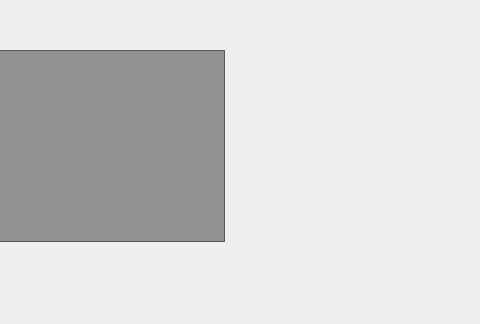
Before: the Qt Designer form waitmenu.ui in ErfanGerami/AP-Project, drawn with Qt 5; both pictures show x 166 to 646 and y 0 to 324 of the 646 by 501 pixel window.
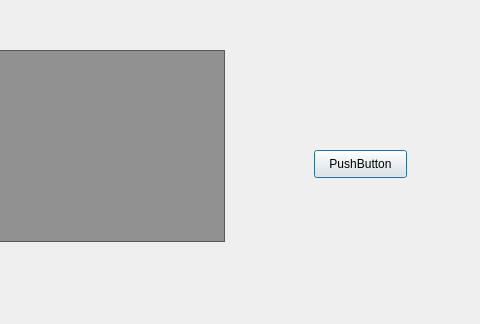
After: the same form once the commit is applied. Icons and pictures are not drawn.

Patch:
```diff
--- a/waitmenu.ui
+++ b/waitmenu.ui
@@ -70,6 +70,19 @@
     <string notr="true">background-color:rgba(0,0,0,0);</string>
    </property>
   </widget>
+  <widget class="QPushButton" name="pushButton">
+   <property name="geometry">
+    <rect>
+     <x>480</x>
+     <y>150</y>
+     <width>93</width>
+     <height>28</height>
+    </rect>
+   </property>
+   <property name="text">
+    <string>PushButton</string>
+   </property>
+  </widget>
   <zorder>graphicsView</zorder>
   <zorder>listWidget</zorder>
   <zorder>Players</zorder>
```
Left out of the diff: 1 changed line with no effect on the pictures.
